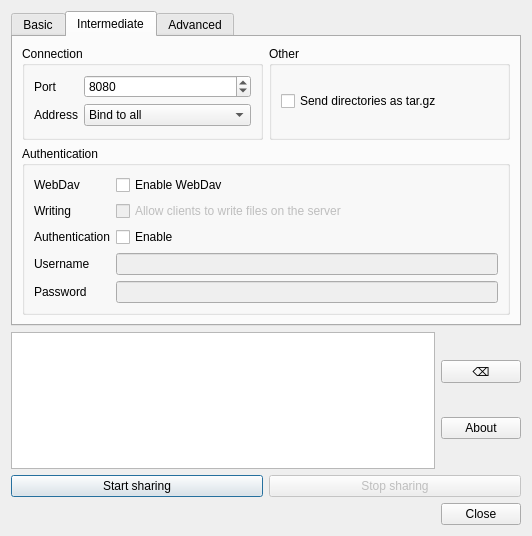
Above: qweborf/main.ui from ltworf/weborf before the change. Below: the same form after it.
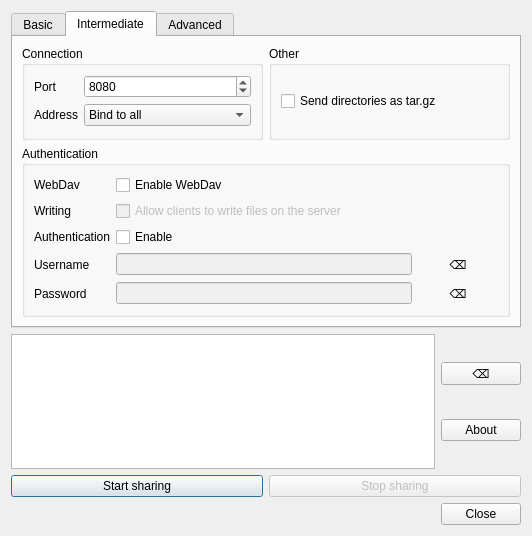
That is the form after the change. The open tabs and pages were chosen to show the change.

Commit message: - Flat delete buttons - Added delete buttons for username and password - Added some accessible descriptions - Restored taborder

The edit to the form file:
```diff
--- a/qweborf/main.ui
+++ b/qweborf/main.ui
@@ -46,13 +46,22 @@
              <property name="toolTip">
               <string>Insert here the absolute path of the directory to share</string>
              </property>
+             <property name="accessibleDescription">
+              <string>Directory to share</string>
+             </property>
             </widget>
            </item>
            <item>
             <widget class="QPushButton" name="cmdClearPath">
+             <property name="accessibleDescription">
+              <string>Clear directory</string>
+             </property>
              <property name="text">
               <string>⌫</string>
              </property>
+             <property name="flat">
+              <bool>true</bool>
+             </property>
             </widget>
            </item>
            <item>
@@ -63,6 +72,9 @@
                <height>16777215</height>
               </size>
              </property>
+             <property name="accessibleDescription">
+              <string>Select directory to share</string>
+             </property>
              <property name="standardButtons">
               <set>QDialogButtonBox::Open</set>
              </property>
@@ -105,6 +117,9 @@
               <property name="toolTip">
                <string>Select the port. It must be free and not blocked by a firewall.</string>
               </property>
+              <property name="accessibleDescription">
+               <string>Select port to use</string>
+              </property>
               <property name="maximum">
                <number>65536</number>
               </property>
@@ -128,6 +143,9 @@
               <property name="toolTip">
                <string>Select the IP address to bind. Leave the default value if you don't know what this means.</string>
               </property>
+              <property name="accessibleDescription">
+               <string>Select address to bind</string>
+              </property>
               <item>
                <property name="text">
                 <string>Bind to all</string>
@@ -200,6 +218,19 @@
               </property>
              </widget>
             </item>
+            <item row="1" column="1">
+             <widget class="QCheckBox" name="chkWrite">
+              <property name="enabled">
+               <bool>false</bool>
+              </property>
+              <property name="toolTip">
+               <string>If checked, clients will be able to create directories and write file on the server.</string>
+              </property>
+              <property name="text">
+               <string>Allow clients to write files on the server</string>
+              </property>
+             </widget>
+            </item>
             <item row="2" column="0">
              <widget class="QLabel" name="label">
               <property name="text">
@@ -230,16 +261,6 @@
               </property>
              </widget>
             </item>
-            <item row="3" column="1">
-             <widget class="QLineEdit" name="txtUsername">
-              <property name="enabled">
-               <bool>false</bool>
-              </property>
-              <property name="toolTip">
-               <string>Insert here the desired username</string>
-              </property>
-             </widget>
-            </item>
             <item row="4" column="0">
              <widget class="QLabel" name="label_3">
               <property name="text">
@@ -250,34 +271,83 @@
               </property>
              </widget>
             </item>
+            <item row="3" column="1">
+             <layout class="QHBoxLayout" name="horizontalLayout_6">
+              <property name="leftMargin">
+               <number>0</number>
+              </property>
+              <property name="topMargin">
+               <number>0</number>
+              </property>
+              <item>
+               <widget class="QLineEdit" name="txtUsername">
+                <property name="enabled">
+                 <bool>false</bool>
+                </property>
+                <property name="toolTip">
+                 <string>Insert here the desired username</string>
+                </property>
+               </widget>
+              </item>
+              <item>
+               <widget class="QPushButton" name="cmdClearUsername">
+                <property name="accessibleDescription">
+                 <string>Clear username</string>
+                </property>
+                <property name="text">
+                 <string>⌫</string>
+                </property>
+                <property name="flat">
+                 <bool>true</bool>
+                </property>
+               </widget>
+              </item>
+             </layout>
+            </item>
             <item row="4" column="1">
-             <widget class="QLineEdit" name="txtPassword">
-              <property name="enabled">
-               <bool>false</bool>
+             <layout class="QHBoxLayout" name="horizontalLayout_7">
+              <property name="leftMargin">
+               <number>0</number>
               </property>
-              <property name="toolTip">
-               <string>Insert here the password</string>
+              <property name="topMargin">
+               <number>0</number>
               </property>
-              <property name="inputMask">
-               <string/>
-              </property>
-              <property name="echoMode">
-               <enum>QLineEdit::Password</enum>
-              </property>
-             </widget>
-            </item>
-            <item row="1" column="1">
-             <widget class="QCheckBox" name="chkWrite">
-              <property name="enabled">
-               <bool>false</bool>
-              </property>
-              <property name="toolTip">
-               <string>If checked, clients will be able to create directories and write file on the server.</string>
-              </property>
-              <property name="text">
-               <string>Allow clients to write files on the server</string>
-              </property>
-             </widget>
+              <item>
+               <widget class="QLineEdit" name="txtPassword">
+                <property name="enabled">
+                 <bool>false</bool>
+                </property>
+                <property name="toolTip">
+                 <string>Insert here the password</string>
+                </property>
+                <property name="inputMask">
+                 <string/>
+                </property>
+                <property name="echoMode">
+                 <enum>QLineEdit::Password</enum>
+                </property>
+               </widget>
+              </item>
+              <item>
+               <widget class="QPushButton" name="cmdClearPassword">
+                <property name="accessibleName">
+                 <string/>
+                </property>
+                <property name="accessibleDescription">
+                 <string>Clear password</string>
+                </property>
+                <property name="text">
+                 <string>⌫</string>
+                </property>
+                <property name="checkable">
+                 <bool>false</bool>
+                </property>
+                <property name="flat">
+                 <bool>true</bool>
+                </property>
+               </widget>
+              </item>
+             </layout>
             </item>
            </layout>
           </item>
```
Left out of the diff: 76 changed lines with no effect on the pictures.
